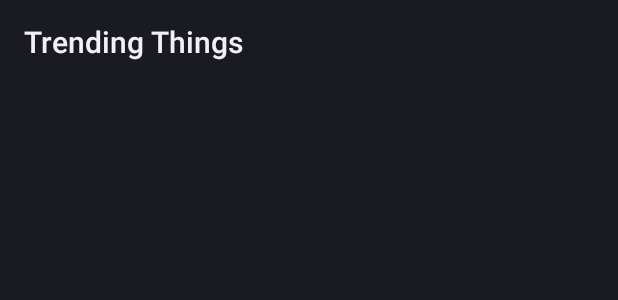
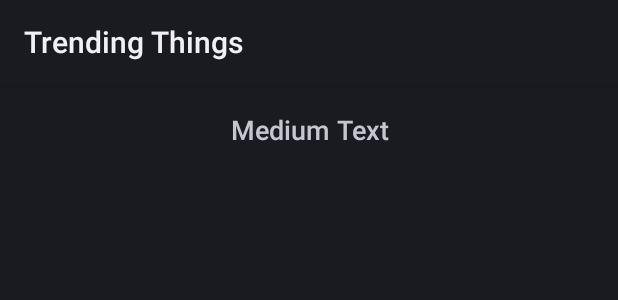
Before and after one commit to mateioprea/Trending-Things, an Android app: the layout list_articles.xml on its own in the app's theme, with its tools: preview values and no code run, on a phone screen of 412 x 824 dp. Shown: the top 300 px of the screen. Run offline under Robolectric (Android 15) with nearby library versions, the phone set to English and light mode, and no system bars.

```diff
--- a/app/src/main/java/app/trendingthings/MyApplication.java
+++ b/app/src/main/java/app/trendingthings/MyApplication.java
@@ -3,10 +3,15 @@ package app.trendingthings;
 import android.app.Application;
 import com.parse.Parse;
 import com.parse.ParseInstallation;
+import com.parse.ParseUser;
+
 /**
  * Created by matei on 4/19/15.
  */
 public class MyApplication extends Application{
+
+    public ParseUser currentUser = null;
+
     @Override public void onCreate() {
         super.onCreate();
         String ApplicationID = "R00AbrkG2MRHiSYt9oNKux0VaRHRWctg0XeWrE4y";
--- a/app/src/main/res/layout/list_articles.xml
+++ b/app/src/main/res/layout/list_articles.xml
@@ -1,6 +1,31 @@
 <?xml version="1.0" encoding="utf-8"?>
 <LinearLayout xmlns:android="http://schemas.android.com/apk/res/android"
     android:orientation="vertical" android:layout_width="match_parent"
-    android:layout_height="match_parent">
+    android:layout_height="match_parent"
+    android:weightSum="1">
+
+
+    <LinearLayout
+        android:orientation="vertical"
+        android:layout_width="match_parent"
+        android:layout_height="match_parent"
+        android:layout_gravity="center_horizontal"
+        android:weightSum="1">
+
+        <LinearLayout
+            android:orientation="horizontal"
+            android:layout_width="match_parent"
+            android:layout_height="wrap_content">
+
+            <TextView
+                android:layout_width="match_parent"
+                android:layout_height="61dp"
+                android:textAppearance="?android:attr/textAppearanceMedium"
+                android:text="Medium Text"
+                android:id="@+id/HelloUserTextView"
+                android:gravity="center"
+                android:layout_gravity="center" />
+        </LinearLayout>
+    </LinearLayout>
 
 </LinearLayout>
--- a/app/src/main/res/menu/menu_trending_things.xml
+++ b/app/src/main/res/menu/menu_trending_things.xml
@@ -2,5 +2,9 @@
     xmlns:app="http://schemas.android.com/apk/res-auto"
     xmlns:tools="http://schemas.android.com/tools" tools:context=".TrendingThings">
     <item android:id="@+id/action_settings" android:title="@string/action_settings"
-        android:orderInCategory="100" app:showAsAction="never" />
+        android:orderInCategory="100" app:showAsAction="always" />
+    <item android:id="@+id/action_signOut"
+        android:title="@string/SignOut"
+        android:showAsAction="always"
+        />
 </menu>
--- a/app/src/main/res/values/strings.xml
+++ b/app/src/main/res/values/strings.xml
@@ -9,4 +9,5 @@
     <string name="username">USERNAME</string>
     <string name="email">EMAIL</string>
     <string name="password">PASSWORD</string>
+    <string name="SignOut">SignOut</string>
 </resources>
```
Also changed, not shown: app/src/main/java/app/trendingthings/ListArticlesActivity.java (+47 -0 lines), app/src/main/java/app/trendingthings/LoginActivity.java (+27 -11 lines), app/src/main/java/app/trendingthings/SignUpActivity.java (+19 -0 lines).
